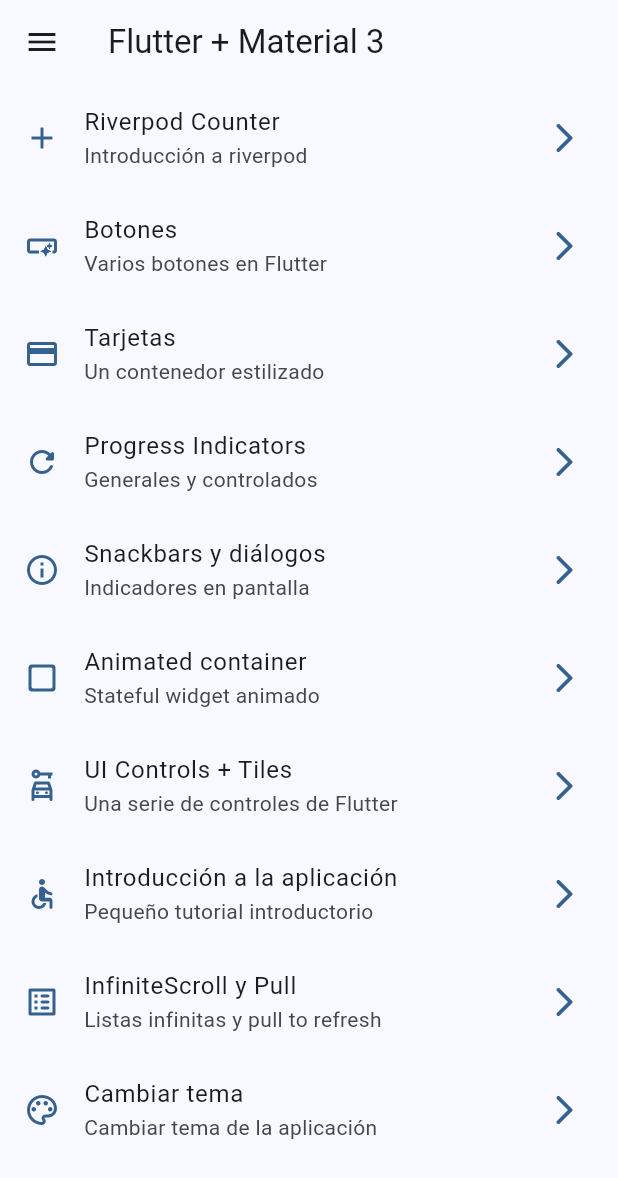
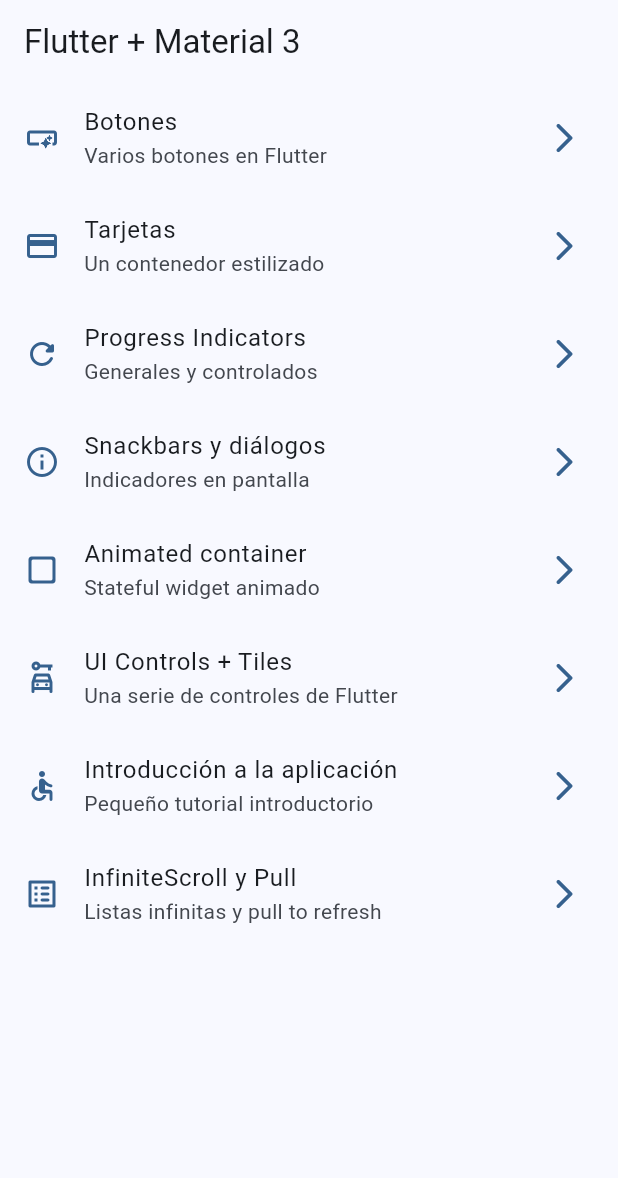
Before and after one commit to ZiberiaNn/Flutter0toExp, a Flutter app: the screen it shows after launch, on a phone screen of 412 x 824 dp. Shown: the top 1178 px of the screen. Run offline on Flutter 3.47's test engine with Material 2 defaults, Android fonts, the phone set to English and light mode, and no system bars; our stand-ins replace animate_do, dio, go_router, video_player.

Commit message:
WidgetsApp: fixed base project

```diff
--- a/flutter-widgets-app/lib/config/menu/menu_items.dart
+++ b/flutter-widgets-app/lib/config/menu/menu_items.dart
@@ -17,14 +17,6 @@ class MenuItem {
 
 
 const appMenuItems = <MenuItem>[
-
-
-  MenuItem(
-    title: 'Riverpod Counter',
-    subTitle: 'Introducción a riverpod',
-    link: '/counter-river',
-    icon: Icons.add
-  ),
 
   MenuItem(
     title: 'Botones',
@@ -82,13 +74,5 @@ const appMenuItems = <MenuItem>[
     icon: Icons.list_alt_rounded
   ),
 
-  MenuItem(
-    title: 'Cambiar tema',
-    subTitle: 'Cambiar tema de la aplicación',
-    link: '/theme-changer',
-    icon: Icons.color_lens_outlined
-  ),
-
-
 
 ];
--- a/flutter-widgets-app/lib/config/router/app_router.dart
+++ b/flutter-widgets-app/lib/config/router/app_router.dart
@@ -59,17 +59,5 @@ final appRouter = GoRouter(
       name: InfiniteScrollScreen.name,
       builder: (context, state) => const InfiniteScrollScreen(),
     ),
-
-    GoRoute(
-      path: '/counter-river',
-      name: CounterScreen.name,
-      builder: (context, state) => const CounterScreen(),
-    ),
-
-    GoRoute(
-      path: '/theme-changer',
-      name: ThemeChangerScreen.name,
-      builder: (context, state) => const ThemeChangerScreen(),
-    ),
   ],
 );
--- a/flutter-widgets-app/lib/config/theme/app_theme.dart
+++ b/flutter-widgets-app/lib/config/theme/app_theme.dart
@@ -17,31 +17,19 @@ const colorList = <Color>[
 class AppTheme {
 
   final int selectedColor;
-  final bool isDarkmode;
 
   AppTheme({
-    this.selectedColor = 0,
-    this.isDarkmode = false,
+    this.selectedColor = 0
   }): assert( selectedColor >= 0, 'Selected color must be greater then 0' ),
       assert( selectedColor < colorList.length,
         'Selected color must be less or equal than ${ colorList.length - 1 }');
 
   ThemeData getTheme() => ThemeData(
     useMaterial3: true,
-    brightness: isDarkmode ? Brightness.dark : Brightness.light,
     colorSchemeSeed: colorList[ selectedColor ],
     appBarTheme: const AppBarTheme(
       centerTitle: false
     ),
   );
 
-
-  AppTheme copyWith({
-    int? selectedColor,
-    bool? isDarkmode
-  }) => AppTheme(
-    selectedColor: selectedColor ?? this.selectedColor,
-    isDarkmode: isDarkmode ?? this.isDarkmode,
-  );
-
 }
--- a/flutter-widgets-app/lib/main.dart
+++ b/flutter-widgets-app/lib/main.dart
@@ -1,32 +1,21 @@
 import 'package:flutter/material.dart';
-import 'package:flutter_riverpod/flutter_riverpod.dart';
 import 'package:widgets_app/config/router/app_router.dart';
 import 'package:widgets_app/config/theme/app_theme.dart';
-import 'package:widgets_app/presentation/providers/theme_provider.dart';
 
 void main() {
-  runApp(
-    const ProviderScope(
-      child: MainApp()
-    )
-  );
+  runApp(const MainApp());
 }
 
-class MainApp extends ConsumerWidget {
+class MainApp extends StatelessWidget {
   const MainApp({super.key});
 
   @override
-  Widget build(BuildContext context, WidgetRef ref ) {
-
-    // final isDarkmode = ref.watch(isDarkmodeProvider);
-    // final selectedColor = ref.watch(selectedColorProvider);
-    final AppTheme appTheme = ref.watch( themeNotifierProvider );
-
+  Widget build(BuildContext context) {
     return MaterialApp.router(
       title: 'Flutter Widgets',
       routerConfig: appRouter,
       debugShowCheckedModeBanner: false,
-      theme: appTheme.getTheme(),
+      theme: AppTheme(selectedColor: 0).getTheme(),
     );
   }
 }
--- a/flutter-widgets-app/lib/presentation/providers/counter_provider.dart
+++ /dev/null
@@ -1,4 +0,0 @@
-import 'package:flutter_riverpod/flutter_riverpod.dart';
-
-
-final counterProvider = StateProvider<int>((ref) => 5 );
--- a/flutter-widgets-app/lib/presentation/providers/theme_provider.dart
+++ /dev/null
@@ -1,38 +0,0 @@
-import 'package:flutter_riverpod/flutter_riverpod.dart';
-import 'package:widgets_app/config/theme/app_theme.dart';
-
-// Listado de colores inmutable
-final colorListProvider = Provider((ref) => colorList);
-
-// Un simple boolean
-final isDarkmodeProvider = StateProvider((ref) => false);
-
-// Un simple int
-final selectedColorProvider = StateProvider((ref) => 0);
-
-
-
-
-// Un objeto de tipo AppTheme (custom)
-final themeNotifierProvider = StateNotifierProvider<ThemeNotifier, AppTheme>(
-  (ref) => ThemeNotifier(),
-);
-
-
-// Controller o Notifier
-class ThemeNotifier extends StateNotifier<AppTheme> {
-
-  // STATE = Estado = new AppTheme();
-  ThemeNotifier(): super( AppTheme() );
-
-
-  void toggleDarkmode() {
-    state = state.copyWith( isDarkmode: !state.isDarkmode  );
-  }
-
-  void changeColorIndex( int colorIndex) {
-    state = state.copyWith( selectedColor: colorIndex );
-  }
-
-
-}
--- a/flutter-widgets-app/lib/presentation/screens/home/home_screen.dart
+++ b/flutter-widgets-app/lib/presentation/screens/home/home_screen.dart
@@ -1,7 +1,6 @@
 import 'package:flutter/material.dart';
 import 'package:go_router/go_router.dart';
 import 'package:widgets_app/config/menu/menu_items.dart';
-import 'package:widgets_app/presentation/widgets/side_menu.dart';
 // import 'package:widgets_app/presentation/screens/cards/cards_screen.dart';
 
 
@@ -14,16 +13,11 @@ class HomeScreen extends StatelessWidget {
 
   @override
   Widget build(BuildContext context) {
-
-    final scaffoldKey = GlobalKey<ScaffoldState>();
-
     return Scaffold(
-      key: scaffoldKey,
       appBar: AppBar(
         title: const Text('Flutter + Material 3'),
       ),
       body: const _HomeView(),
-      drawer: SideMenu( scaffoldKey: scaffoldKey )
     );
   }
 }
--- a/flutter-widgets-app/lib/presentation/screens/screens.dart
+++ b/flutter-widgets-app/lib/presentation/screens/screens.dart
@@ -1,15 +1,11 @@
-
-
 
 
 export 'package:widgets_app/presentation/screens/animated/animated_screen.dart';
 export 'package:widgets_app/presentation/screens/app_tutorial/app_tutorial_screen.dart';
 export 'package:widgets_app/presentation/screens/buttons/buttons_screen.dart';
 export 'package:widgets_app/presentation/screens/cards/cards_screen.dart';
-export 'package:widgets_app/presentation/screens/counter/counter_screen.dart';
 export 'package:widgets_app/presentation/screens/home/home_screen.dart';
 export 'package:widgets_app/presentation/screens/infinite_scroll/infinite_scroll_screen.dart';
 export 'package:widgets_app/presentation/screens/progress/progress_screen.dart';
 export 'package:widgets_app/presentation/screens/snackbar/snackbar_screen.dart';
-export 'package:widgets_app/presentation/screens/theme_changer/theme_changer_screen.dart';
 export 'package:widgets_app/presentation/screens/ui_controls/ui_controls_screen.dart';
--- a/flutter-widgets-app/pubspec.yaml
+++ b/flutter-widgets-app/pubspec.yaml
@@ -10,7 +10,6 @@ dependencies:
   animate_do: ^3.0.2
   flutter:
     sdk: flutter
-  flutter_riverpod: ^2.2.0
   go_router: ^6.0.7
 
 dev_dependencies:
```
Also changed, not shown: flutter-widgets-app/lib/presentation/screens/counter/counter_screen.dart (deleted, +0 -50 lines), flutter-widgets-app/lib/presentation/screens/theme_changer/theme_changer_screen.dart (deleted, +0 -70 lines), flutter-widgets-app/lib/presentation/widgets/side_menu.dart (deleted, +0 -79 lines), flutter-widgets-app/pubspec.lock, 2 other files.
